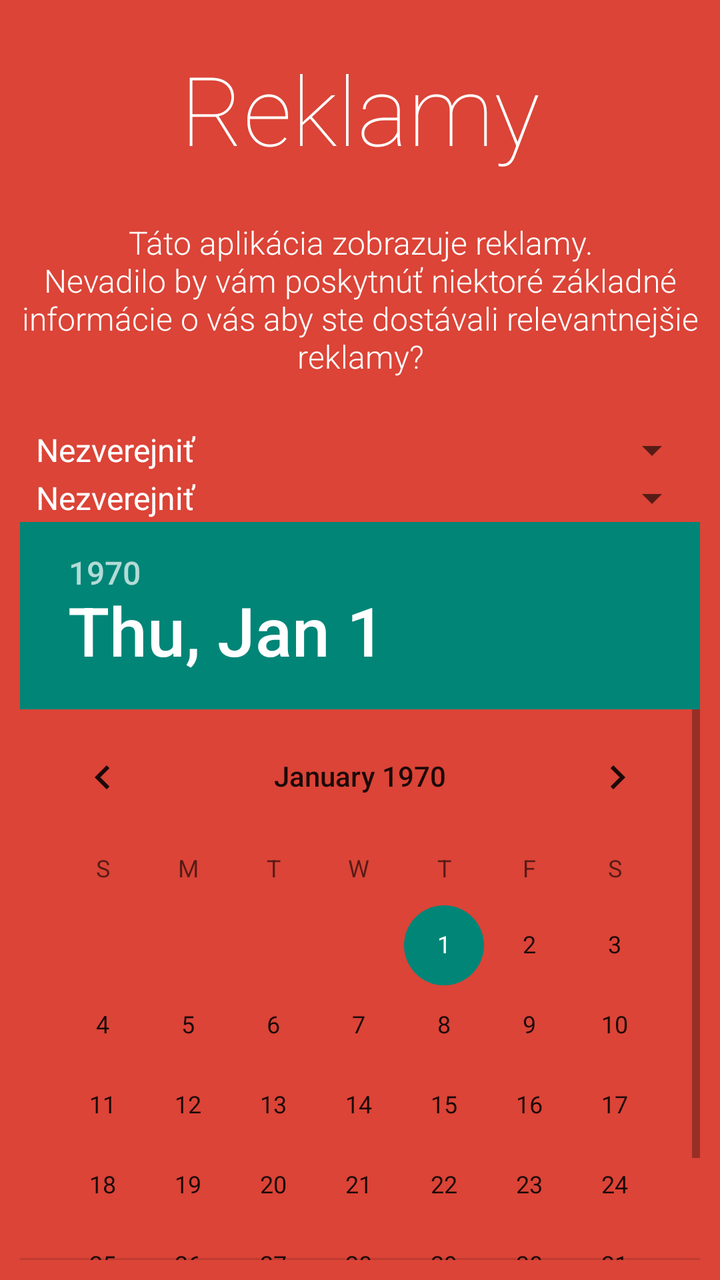
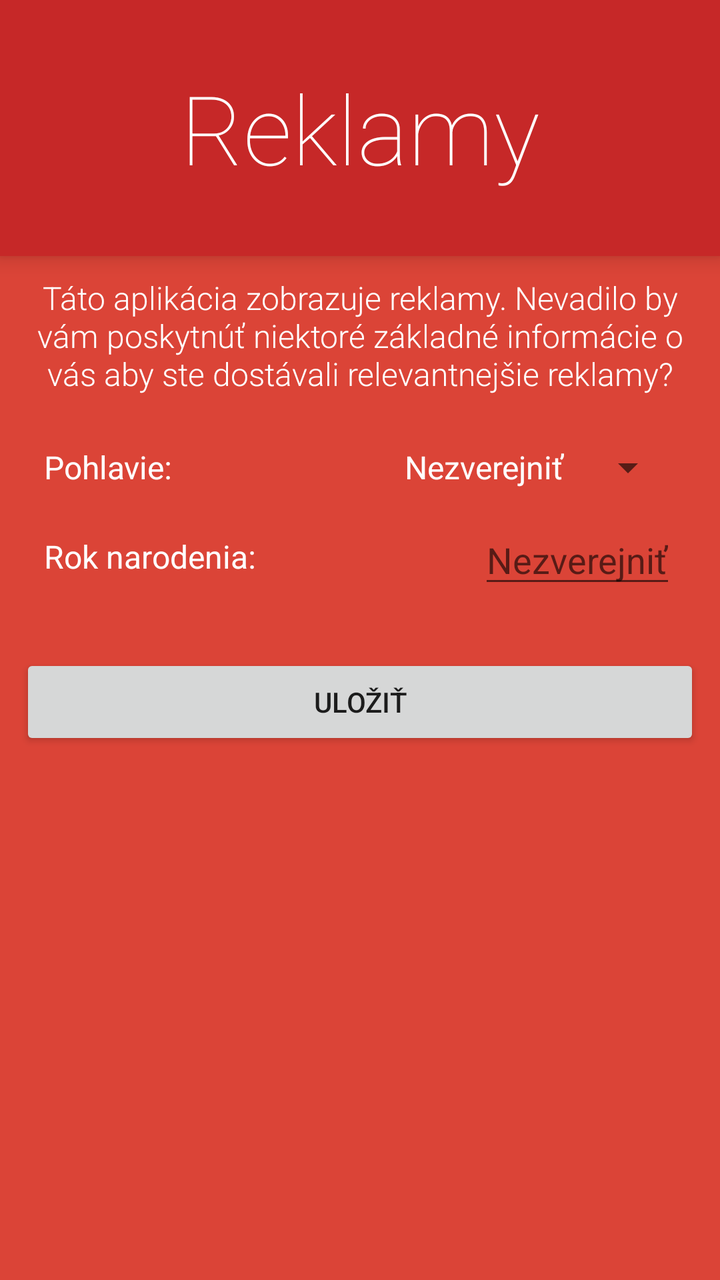

Before-and-after screenshots of an Android layout around one commit, followed by the original layout XML and the change that was made.
<!-- AndroidManifest.xml: application theme MyTheme.Light -->
<!-- res/layout/slide_ads.xml -->
<?xml version="1.0" encoding="utf-8"?>
<LinearLayout xmlns:android="http://schemas.android.com/apk/res/android"
              android:layout_width="match_parent"
              android:layout_height="match_parent"
              android:background="#DB4437"
              android:orientation="vertical"
              android:paddingBottom="@dimen/activity_vertical_margin"
              android:paddingLeft="@dimen/activity_horizontal_margin"
              android:paddingRight="@dimen/activity_horizontal_margin"
              android:paddingTop="@dimen/activity_vertical_margin"
              android:theme="@style/IntroSlide">

    <TextView
        android:layout_width="match_parent"
        android:layout_height="wrap_content"
        android:layout_marginBottom="24dp"
        android:layout_marginTop="12dp"
        android:fontFamily="sans-serif-thin"
        android:gravity="center_horizontal"
        android:text="@string/intro_ads_title"
        android:textSize="48sp"/>

    <TextView
        android:layout_width="wrap_content"
        android:layout_height="wrap_content"
        android:layout_gravity="center_horizontal"
        android:layout_marginBottom="24dp"
        android:fontFamily="sans-serif-light"
        android:gravity="center_horizontal"
        android:text="@string/intro_ads_subtitle"
        android:textSize="16sp"/>

    <Spinner
        android:id="@+id/gender"
        android:layout_width="match_parent"
        android:layout_height="wrap_content"
        android:entries="@array/intro_ads_list_genders"/>

    <Spinner
        android:id="@+id/country"
        android:layout_width="match_parent"
        android:layout_height="wrap_content"
        android:drawSelectorOnTop="true"
        android:entries="@array/intro_ads_list_country"/>

    <DatePicker
        android:id="@+id/birthday"
        android:layout_width="match_parent"
        android:layout_height="wrap_content"/>

    <Button
        android:id="@+id/save"
        android:layout_width="match_parent"
        android:layout_height="wrap_content"
        android:layout_gravity="end"
        android:layout_marginTop="16dp"
        android:enabled="false"
        android:text="@string/intro_ads_save"
        android:textColor="?attr/colorText"/>

    <TextView
        android:id="@+id/connectivity_error"
        android:layout_width="match_parent"
        android:layout_height="wrap_content"
        android:gravity="center_horizontal"
        android:text="@string/error_connect_to_the_internet"
        android:textColor="#D32F2F"
        android:visibility="gone"/>

</LinearLayout>
<!-- resources referenced by this layout -->
<resources>
  <string-array name="intro_ads_list_country">
          <item>Nezverejniť</item>
          <item>Slovensko</item>
          <item>Zahraničie</item>
      </string-array>
  <string-array name="intro_ads_list_genders">
          <item>Nezverejniť</item>
          <item>Muž</item>
          <item>Žena</item>
      </string-array>
  <dimen name="activity_horizontal_margin">4dp</dimen>
  <dimen name="activity_vertical_margin">4dp</dimen>
  <string name="error_connect_to_the_internet">Pripojte sa k internetu.</string>
  <string name="intro_ads_save">Uložiť</string>
  <string name="intro_ads_subtitle">Táto aplikácia zobrazuje reklamy.\nNevadilo by vám poskytnúť niektoré základné informácie o vás aby ste dostávali relevantnejšie reklamy?</string>
  <string name="intro_ads_title">Reklamy</string>
  <style name="IntroSlide">
          <item name="android:textColor">@android:color/white</item>
      </style>
  <style name="MyTheme.Light" parent="@style/Theme.AppCompat.Light.NoActionBar">
          
          
          <item name="colorPrimary">@color/colorPrimary</item>
          <item name="colorPrimaryDark">@color/colorPrimaryDark</item>
          <item name="colorSecondary">@color/colorSecondary</item>
          <item name="colorSecondaryDark">@color/colorSecondaryDark</item>
          <item name="colorTextTitle">@color/colorTextTitle</item>
          
          <item name="colorFlatButtons">@color/colorFlatButtons</item>
          <item name="colorFloatingActionButton">@color/colorFloatingActionButton</item>
          <item name="colorTabIndicator">@color/colorTabIndicator</item>
          <item name="colorCardBackground">@color/colorCardBackground</item>
          <item name="colorNavigationDrawerBackground">@color/colorNavigationDrawerBackground</item>
  
          
          <item name="colorText">#de000000</item>
          <item name="colorSecondaryText">#8a000000</item>
          <item name="colorIcons">#8a000000</item>
          <item name="colorDisabled">#60000000</item>
          <item name="colorHintText">#60000000</item>
          <item name="colorDividers">#1e000000</item>
      </style>
  <color name="colorPrimary" type="color">#4285F4</color>
  <color name="colorPrimaryDark" type="color">#3367D6</color>
  <color name="colorSecondary" type="color">@color/deep_teal_300</color>
  <color name="colorSecondaryDark" type="color">@color/deep_teal_500</color>
  <color name="colorTextTitle" type="color">#FFEE58</color>
  <color name="colorFlatButtons" type="color">@color/pink_A200</color>
  <color name="colorFloatingActionButton" type="color">@color/amber_A700</color>
  <color name="colorTabIndicator" type="color">@color/amber_A700</color>
  <color name="colorCardBackground" type="color">#FFF</color>
  <color name="colorNavigationDrawerBackground" type="color">#FAFAFA</color>
  <color name="deep_teal_300" type="color">#4DB6AC</color>
  <color name="deep_teal_500" type="color">#009688</color>
  <color name="pink_A200" type="color">#FF4081</color>
  <color name="amber_A700" type="color">#FFAB00</color>
</resources>

<!-- the commit's change to res/layout/slide_ads.xml (unified diff, before → after) -->
@@ -2,69 +2,125 @@
 <LinearLayout xmlns:android="http://schemas.android.com/apk/res/android"
               android:layout_width="match_parent"
               android:layout_height="match_parent"
+              xmlns:tools="http://schemas.android.com/tools"
               android:background="#DB4437"
               android:orientation="vertical"
-              android:paddingBottom="@dimen/activity_vertical_margin"
-              android:paddingLeft="@dimen/activity_horizontal_margin"
-              android:paddingRight="@dimen/activity_horizontal_margin"
-              android:paddingTop="@dimen/activity_vertical_margin"
               android:theme="@style/IntroSlide">
 
-    <TextView
+    
+    <FrameLayout
         android:layout_width="match_parent"
-        android:layout_height="wrap_content"
-        android:layout_marginBottom="24dp"
-        android:layout_marginTop="12dp"
-        android:fontFamily="sans-serif-thin"
-        android:gravity="center_horizontal"
-        android:text="@string/intro_ads_title"
-        android:textSize="48sp"/>
+        android:layout_height="128dp"
+        android:background="#C62828"
+        android:elevation="6dp">
 
-    <TextView
-        android:layout_width="wrap_content"
-        android:layout_height="wrap_content"
-        android:layout_gravity="center_horizontal"
-        android:layout_marginBottom="24dp"
-        android:fontFamily="sans-serif-light"
-        android:gravity="center_horizontal"
-        android:text="@string/intro_ads_subtitle"
-        android:textSize="16sp"/>
+        <TextView
+            android:layout_width="match_parent"
+            android:layout_height="wrap_content"
+            android:layout_gravity="center"
+            android:fontFamily="sans-serif-thin"
+            android:gravity="center_horizontal"
+            android:text="@string/intro_ads_title"
+            android:textSize="48sp"/>
 
-    <Spinner
-        android:id="@+id/gender"
+    </FrameLayout>
+
+    <ScrollView
         android:layout_width="match_parent"
-        android:layout_height="wrap_content"
-        android:entries="@array/intro_ads_list_genders"/>
+        android:layout_height="match_parent"
+        android:paddingBottom="@dimen/activity_vertical_margin"
+        android:paddingLeft="@dimen/activity_horizontal_margin"
+        android:paddingRight="@dimen/activity_horizontal_margin"
+        android:paddingTop="@dimen/activity_vertical_margin">
 
-    <Spinner
-        android:id="@+id/country"
-        android:layout_width="match_parent"
-        android:layout_height="wrap_content"
-        android:drawSelectorOnTop="true"
-        android:entries="@array/intro_ads_list_country"/>
+        <LinearLayout
+            android:layout_width="match_parent"
+            android:layout_height="wrap_content"
+            android:orientation="vertical">
 
-    <DatePicker
-        android:id="@+id/birthday"
-        android:layout_width="match_parent"
-        android:layout_height="wrap_content"/>
+            <TextView
+                android:layout_width="wrap_content"
+                android:layout_height="wrap_content"
+                android:layout_gravity="center_horizontal"
+                android:layout_marginBottom="24dp"
+                android:fontFamily="sans-serif-light"
+                android:gravity="center_horizontal"
+                android:text="@string/intro_ads_subtitle"
+                android:textSize="16sp"/>
 
-    <Button
-        android:id="@+id/save"
-        android:layout_width="match_parent"
-        android:layout_height="wrap_content"
-        android:layout_gravity="end"
-        android:layout_marginTop="16dp"
-        android:enabled="false"
-        android:text="@string/intro_ads_save"
-        android:textColor="?attr/colorText"/>
+            <RelativeLayout
+                android:layout_width="match_parent"
+                android:layout_height="wrap_content"
+                android:layout_marginBottom="12dp"
+                android:layout_marginLeft="12dp"
+                android:layout_marginRight="12dp">
 
-    <TextView
-        android:id="@+id/connectivity_error"
-        android:layout_width="match_parent"
-        android:layout_height="wrap_content"
-        android:gravity="center_horizontal"
-        android:text="@string/error_connect_to_the_internet"
-        android:textColor="#D32F2F"
-        android:visibility="gone"/>
+                <TextView
+                    android:layout_width="wrap_content"
+                    android:layout_height="wrap_content"
+                    android:layout_centerVertical="true"
+                    android:text="@string/intro_ads_gender"
+                    android:textSize="16sp"/>
+
+                <Spinner
+                    android:id="@+id/gender"
+                    android:layout_width="wrap_content"
+                    android:layout_height="wrap_content"
+                    android:layout_alignParentRight="true"
+                    android:layout_alignParentEnd="true"
+                    android:entries="@array/intro_ads_list_genders"
+                    android:theme="@style/MyTheme.Light"
+                    tools:listitem="@layout/preview_spinner"/>
+
+            </RelativeLayout>
+
+            <RelativeLayout
+                android:layout_width="match_parent"
+                android:layout_height="wrap_content"
+                android:layout_marginBottom="12dp"
+                android:layout_marginLeft="12dp"
+                android:layout_marginRight="12dp">
+
+                <TextView
+                    android:layout_width="wrap_content"
+                    android:layout_height="match_parent"
+                    android:layout_centerVertical="true"
+                    android:text="@string/intro_ads_birth_year"
+                    android:textSize="16sp"/>
+
+                <EditText
+                    android:id="@+id/birth_year"
+                    android:layout_width="wrap_content"
+                    android:layout_height="wrap_content"
+                    android:layout_alignParentRight="true"
+                    android:layout_alignParentEnd="true"
+                    android:hint="@string/hint_dont_want_to_provide"
+                    android:inputType="date"
+                    android:theme="@style/MyTheme.Light"/>
+
+            </RelativeLayout>
+
+            <Button
+                android:id="@+id/save"
+                android:layout_width="match_parent"
+                android:layout_height="wrap_content"
+                android:layout_gravity="end"
+                android:layout_marginTop="16dp"
+                android:text="@string/intro_ads_save"
+                android:textColor="?attr/colorText"/>
+
+        </LinearLayout>
+
+    </ScrollView>
 
 </LinearLayout>
+<!-- res/layout/preview_spinner.xml (included above) -->
+<?xml version="1.0" encoding="utf-8"?>
+<CheckedTextView xmlns:android="http://schemas.android.com/apk/res/android"
+                 android:id="@android:id/text1"
+                 style="?android:attr/spinnerDropDownItemStyle"
+                 android:singleLine="true"
+                 android:layout_width="match_parent"
+                 android:layout_height="?android:attr/listPreferredItemHeight"
+                 android:text="Muž"
+                 android:ellipsize="marquee" />
<!-- resource entries referenced after the edit -->
@@ -1,10 +1,5 @@
 <!-- resources referenced by this layout -->
 <resources>
-  <string-array name="intro_ads_list_country">
-          <item>Nezverejniť</item>
-          <item>Slovensko</item>
-          <item>Zahraničie</item>
-      </string-array>
   <string-array name="intro_ads_list_genders">
           <item>Nezverejniť</item>
           <item>Muž</item>
@@ -12,9 +7,11 @@
       </string-array>
   <dimen name="activity_horizontal_margin">4dp</dimen>
   <dimen name="activity_vertical_margin">4dp</dimen>
-  <string name="error_connect_to_the_internet">Pripojte sa k internetu.</string>
+  <string name="hint_dont_want_to_provide">Nezverejniť</string>
+  <string name="intro_ads_birth_year">Rok narodenia:</string>
+  <string name="intro_ads_gender">Pohlavie:</string>
   <string name="intro_ads_save">Uložiť</string>
-  <string name="intro_ads_subtitle">Táto aplikácia zobrazuje reklamy.\nNevadilo by vám poskytnúť niektoré základné informácie o vás aby ste dostávali relevantnejšie reklamy?</string>
+  <string name="intro_ads_subtitle">Táto aplikácia zobrazuje reklamy. Nevadilo by vám poskytnúť niektoré základné informácie o vás aby ste dostávali relevantnejšie reklamy?</string>
   <string name="intro_ads_title">Reklamy</string>
   <style name="IntroSlide">
           <item name="android:textColor">@android:color/white</item>
